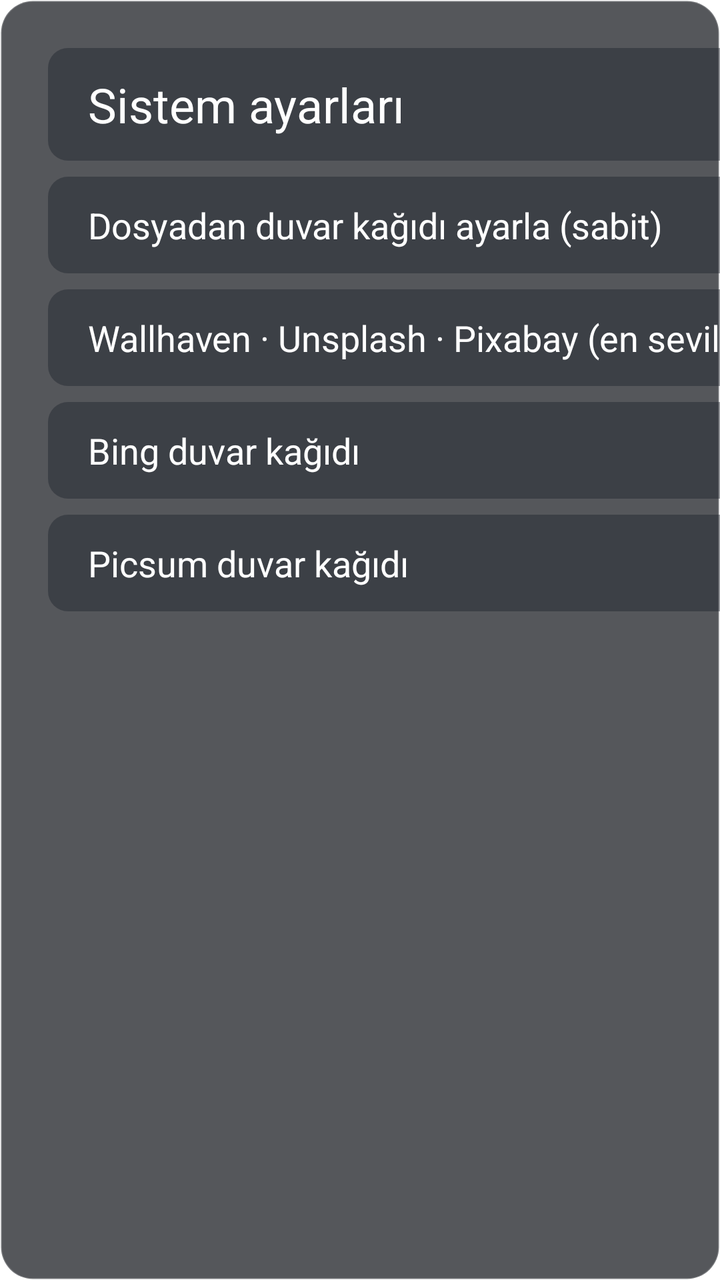
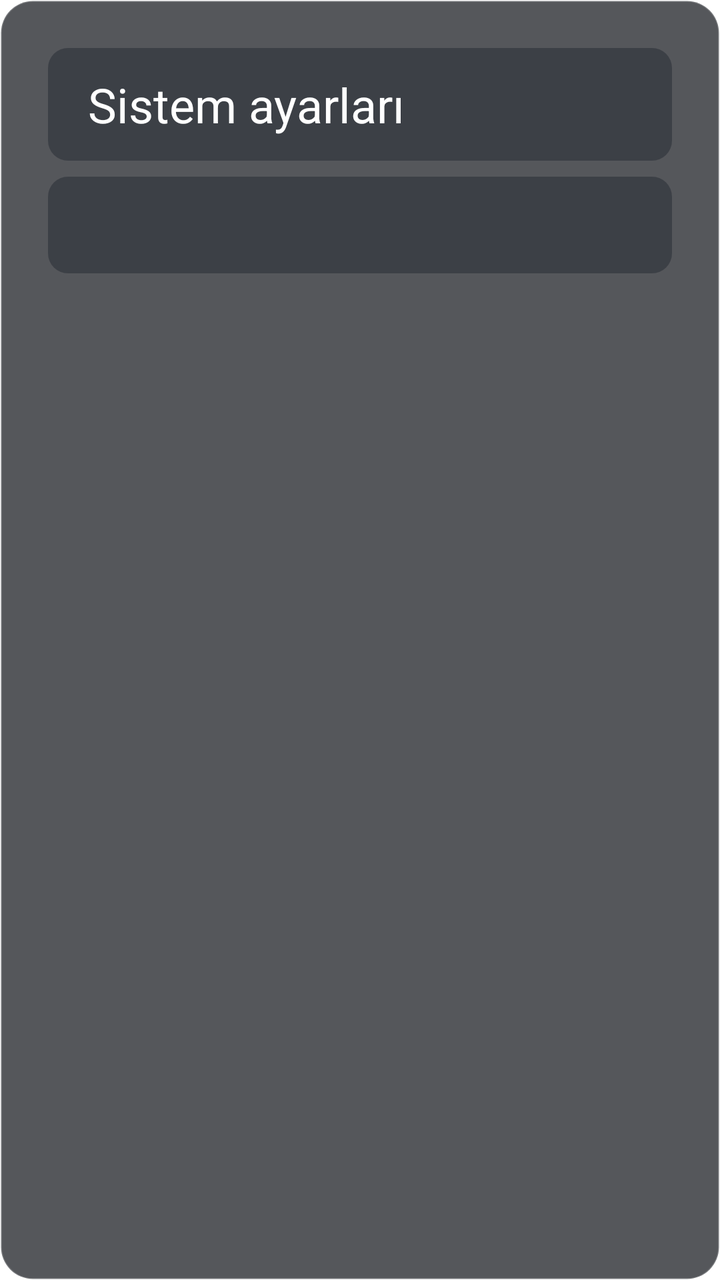

The first picture is an Android layout as it rendered before a commit; the second is the same layout after the commit. The layout source and the unified diff follow.
<!-- AndroidManifest.xml: activity theme Theme.ATVBasic.Panel -->
<!-- res/layout/activity_settings.xml -->
<?xml version="1.0" encoding="utf-8"?>
<ScrollView xmlns:android="http://schemas.android.com/apk/res/android"
    android:layout_width="wrap_content"
    android:layout_height="wrap_content"
    android:scrollbars="none">

    <LinearLayout
        android:layout_width="480dp"
        android:layout_height="wrap_content"
        android:orientation="vertical"
        android:padding="24dp">

        <TextView
            android:id="@+id/row_system"
            style="@style/SettingsRow"
            android:layout_marginTop="0dp"
            android:text="@string/row_system_settings"
            android:textSize="24sp" />

        <TextView
            android:id="@+id/row_file"
            style="@style/SettingsRow"
            android:text="@string/row_wallpaper_file" />

        <TextView
            android:id="@+id/row_online"
            style="@style/SettingsRow"
            android:text="@string/row_wallpaper_online" />

        <TextView
            android:id="@+id/row_bing"
            style="@style/SettingsRow"
            android:text="@string/row_wallpaper_bing" />

        <TextView
            android:id="@+id/row_picsum"
            style="@style/SettingsRow"
            android:text="@string/row_wallpaper_picsum" />
    </LinearLayout>
</ScrollView>
<!-- resources referenced by this layout -->
<resources>
  <string name="row_system_settings">Sistem ayarları</string>
  <string name="row_wallpaper_bing">Bing duvar kağıdı</string>
  <string name="row_wallpaper_file">Dosyadan duvar kağıdı ayarla (sabit)</string>
  <string name="row_wallpaper_online">Wallhaven · Unsplash · Pixabay (en sevilenler)</string>
  <string name="row_wallpaper_picsum">Picsum duvar kağıdı</string>
  <style name="SettingsRow" parent="TopButton">
          <item name="android:layout_width">match_parent</item>
          <item name="android:background">@drawable/settings_row_bg</item>
          <item name="android:layout_marginTop">8dp</item>
          <item name="android:paddingTop">12dp</item>
          <item name="android:paddingBottom">12dp</item>
          <item name="android:textSize">18sp</item>
      </style>
  <style name="Theme.ATVBasic.Panel" parent="@android:style/Theme.DeviceDefault.Dialog.NoActionBar">
          <item name="android:windowBackground">@drawable/panel_bg</item>
          <item name="android:windowAnimationStyle">@null</item>
          <item name="android:backgroundDimAmount">0.25</item>
      </style>
  <style name="TopButton">
          <item name="android:layout_width">wrap_content</item>
          <item name="android:layout_height">wrap_content</item>
          <item name="android:background">@drawable/button_bg</item>
          <item name="android:clickable">true</item>
          <item name="android:focusable">true</item>
          <item name="android:paddingStart">20dp</item>
          <item name="android:paddingEnd">20dp</item>
          <item name="android:paddingTop">8dp</item>
          <item name="android:paddingBottom">8dp</item>
          <item name="android:textColor">@color/text</item>
          <item name="android:textSize">16sp</item>
      </style>
  <!-- drawable settings_row_bg (drawable) -->
  <?xml version="1.0" encoding="utf-8"?>
  <selector xmlns:android="http://schemas.android.com/apk/res/android">
      <item android:state_focused="true" android:drawable="@drawable/focus_cell" />
      <item>
          <shape android:shape="rectangle">
              <solid android:color="#661B2029" />
              <corners android:radius="10dp" />
          </shape>
      </item>
  </selector>
  <!-- drawable panel_bg (drawable) -->
  <?xml version="1.0" encoding="utf-8"?>
  <shape xmlns:android="http://schemas.android.com/apk/res/android"
      android:shape="rectangle">
      
      <solid android:color="#B30E1116" />
      <stroke
          android:width="1dp"
          android:color="#33FFFFFF" />
      <corners android:radius="16dp" />
  </shape>
  <!-- drawable button_bg (drawable) -->
  <?xml version="1.0" encoding="utf-8"?>
  <selector xmlns:android="http://schemas.android.com/apk/res/android">
      <item android:state_focused="true" android:drawable="@drawable/focus_cell" />
      <item>
          <shape android:shape="rectangle">
              <solid android:color="@color/tile" />
              <corners android:radius="10dp" />
          </shape>
      </item>
  </selector>
  <color name="text">#FFFFFFFF</color>
  <!-- drawable focus_cell (drawable) -->
  <?xml version="1.0" encoding="utf-8"?>
  <shape xmlns:android="http://schemas.android.com/apk/res/android"
      android:shape="rectangle">
      <solid android:color="#22FFFFFF" />
      <stroke
          android:width="3dp"
          android:color="@color/focus" />
      <corners android:radius="10dp" />
  </shape>
  <color name="tile">#FF1B2029</color>
  <color name="focus">#FF7DD3FC</color>
</resources>

<!-- the commit's change to res/layout/activity_settings.xml (unified diff, before → after) -->
@@ -1,40 +1,18 @@
 <?xml version="1.0" encoding="utf-8"?>
-<ScrollView xmlns:android="http://schemas.android.com/apk/res/android"
-    android:layout_width="wrap_content"
+<LinearLayout xmlns:android="http://schemas.android.com/apk/res/android"
+    android:layout_width="480dp"
     android:layout_height="wrap_content"
-    android:scrollbars="none">
+    android:orientation="vertical"
+    android:padding="24dp">
 
-    <LinearLayout
-        android:layout_width="480dp"
-        android:layout_height="wrap_content"
-        android:orientation="vertical"
-        android:padding="24dp">
+    <TextView
+        android:id="@+id/row_system"
+        style="@style/SettingsRow"
+        android:layout_marginTop="0dp"
+        android:text="@string/row_system_settings"
+        android:textSize="24sp" />
 
-        <TextView
-            android:id="@+id/row_system"
-            style="@style/SettingsRow"
-            android:layout_marginTop="0dp"
-            android:text="@string/row_system_settings"
-            android:textSize="24sp" />
-
-        <TextView
-            android:id="@+id/row_file"
-            style="@style/SettingsRow"
-            android:text="@string/row_wallpaper_file" />
-
-        <TextView
-            android:id="@+id/row_online"
-            style="@style/SettingsRow"
-            android:text="@string/row_wallpaper_online" />
-
-        <TextView
-            android:id="@+id/row_bing"
-            style="@style/SettingsRow"
-            android:text="@string/row_wallpaper_bing" />
-
-        <TextView
-            android:id="@+id/row_picsum"
-            style="@style/SettingsRow"
-            android:text="@string/row_wallpaper_picsum" />
-    </LinearLayout>
-</ScrollView>
+    <TextView
+        android:id="@+id/row_source"
+        style="@style/SettingsRow" />
+</LinearLayout>
<!-- resource entries referenced after the edit -->
@@ -1,10 +1,6 @@
 <!-- resources referenced by this layout -->
 <resources>
   <string name="row_system_settings">Sistem ayarları</string>
-  <string name="row_wallpaper_bing">Bing duvar kağıdı</string>
-  <string name="row_wallpaper_file">Dosyadan duvar kağıdı ayarla (sabit)</string>
-  <string name="row_wallpaper_online">Wallhaven · Unsplash · Pixabay (en sevilenler)</string>
-  <string name="row_wallpaper_picsum">Picsum duvar kağıdı</string>
   <style name="SettingsRow" parent="TopButton">
           <item name="android:layout_width">match_parent</item>
           <item name="android:background">@drawable/settings_row_bg</item>
